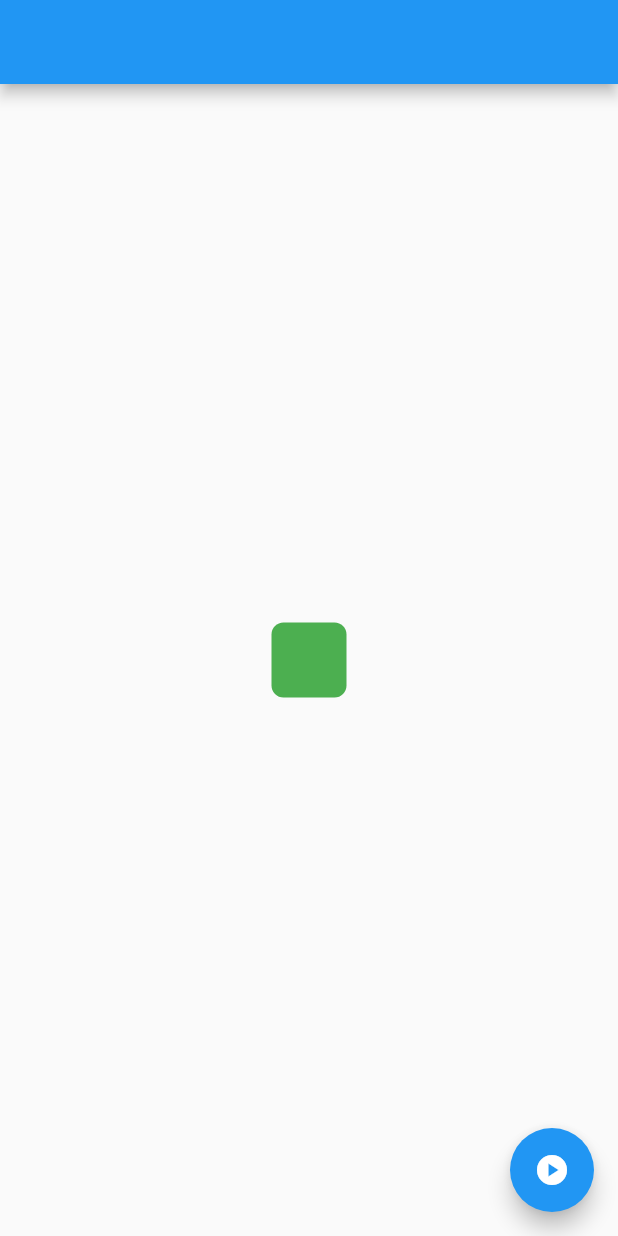
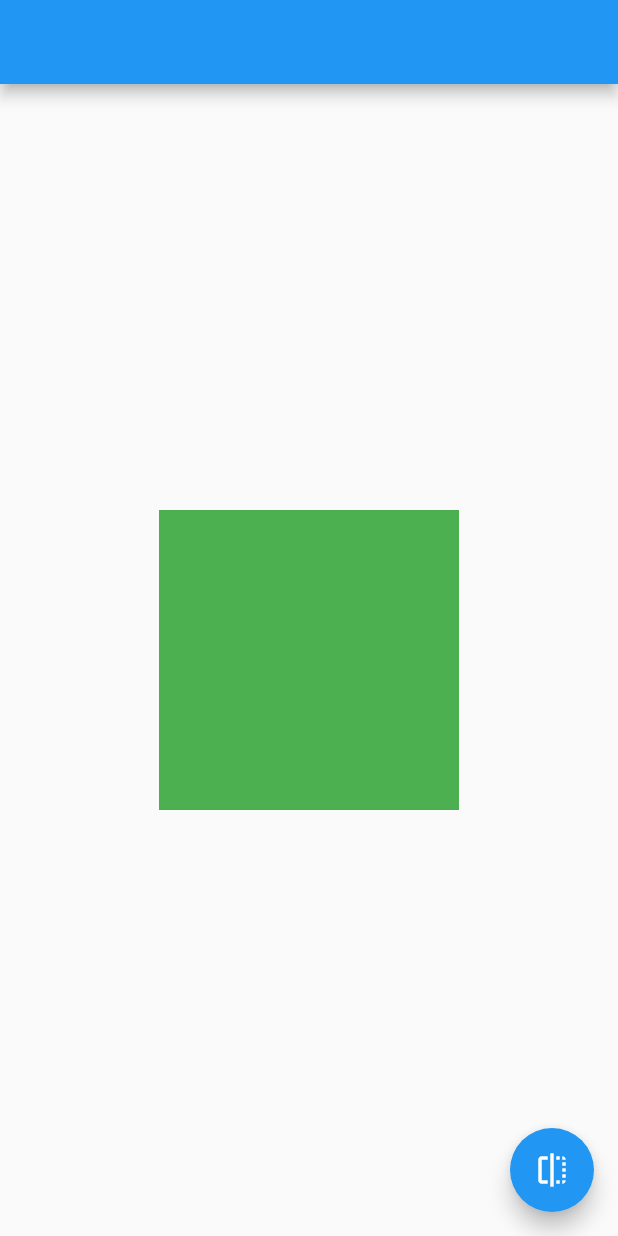
Before and after one commit to bahrie127/cookbook_flutter, a Flutter app: the screen it shows after launch, on a phone screen of 412 x 824 dp. Run offline on Flutter 3.47's test engine with Material 2 defaults, Android fonts, the light colour scheme and no system bars.

Commit message:
Fade a widget in and out

```diff
--- /dev/null
+++ b/lib/cookbook/animation/fade_widget_in_out.dart
@@ -0,0 +1,38 @@
+import 'package:flutter/material.dart';
+
+class WidgetInOut extends StatefulWidget {
+  const WidgetInOut({Key? key}) : super(key: key);
+
+  @override
+  _WidgetInOutState createState() => _WidgetInOutState();
+}
+
+class _WidgetInOutState extends State<WidgetInOut> {
+  bool _visible = true;
+  @override
+  Widget build(BuildContext context) {
+    return Scaffold(
+      appBar: AppBar(),
+      body: Center(
+        child: AnimatedOpacity(
+          opacity: _visible ? 1.0 : 0.0,
+          duration: const Duration(milliseconds: 500),
+          child: Container(
+            width: 200,
+            height: 200,
+            color: Colors.green,
+          ),
+        ),
+      ),
+      floatingActionButton: FloatingActionButton(
+        onPressed: () {
+          setState(() {
+            _visible = !_visible;
+          });
+        },
+        tooltip: 'Toggle Opacity',
+        child: const Icon(Icons.flip),
+      ),
+    );
+  }
+}
--- a/lib/main.dart
+++ b/lib/main.dart
@@ -1,3 +1,4 @@
+import 'package:cookbook_flutter/cookbook/animation/fade_widget_in_out.dart';
 import 'package:cookbook_flutter/cookbook/animation/properties_container.dart';
 import 'package:cookbook_flutter/cookbook/animation/widget_using_physics_simulation.dart';
 import 'package:flutter/material.dart';
@@ -6,6 +7,6 @@ import 'cookbook/animation/page_route_transition.dart';
 
 void main() {
   runApp(const MaterialApp(
-    home: AnimatedContainerApp(),
+    home: WidgetInOut(),
   ));
 }
```
